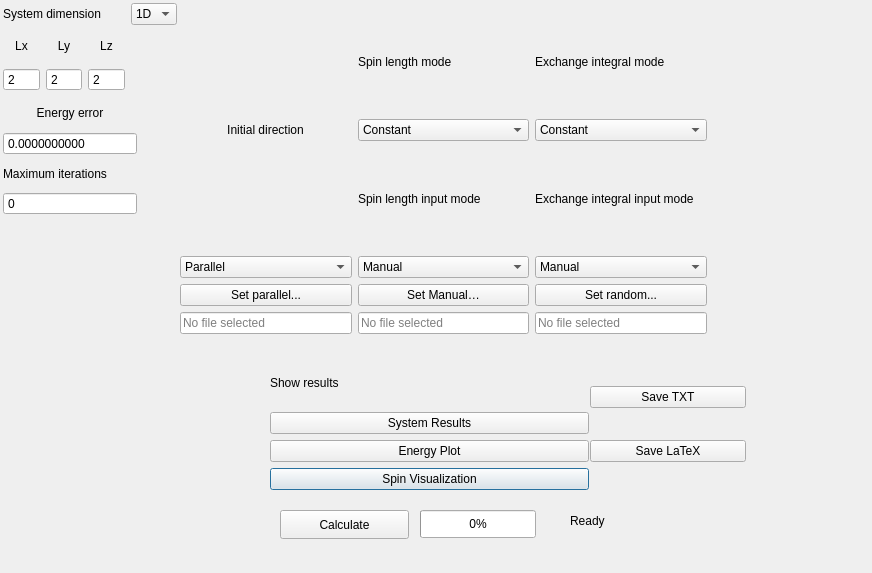
The window that FaustSpin/UrFaustGUI_TEST_1/parameters_dialog.ui (MadComputationalPhys2003/Progect_Gonchar) describes before a commit, drawn with Qt 5.
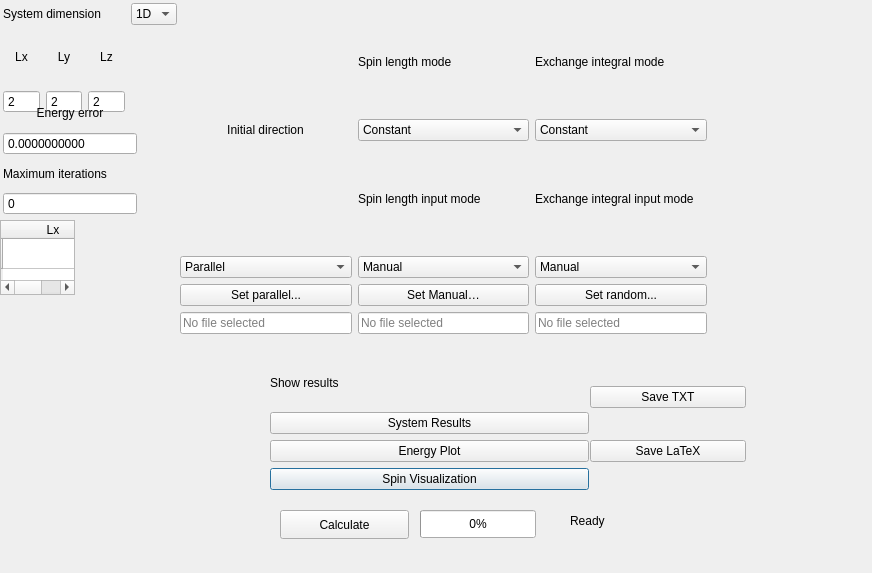
The same window after the commit.

Diff of the .ui file:
```diff
--- a/FaustSpin/UrFaustGUI_TEST_1/parameters_dialog.ui
+++ b/FaustSpin/UrFaustGUI_TEST_1/parameters_dialog.ui
@@ -118,13 +118,13 @@
     <string>Ready</string>
    </property>
   </widget>
-  <widget class="QWidget" name="">
+  <widget class="QWidget" name="layoutWidget">
    <property name="geometry">
     <rect>
      <x>3</x>
      <y>3</y>
      <width>174</width>
-     <height>88</height>
+     <height>110</height>
     </rect>
    </property>
    <layout class="QGridLayout" name="gridLayout_5">
@@ -207,7 +207,7 @@
     </item>
    </layout>
   </widget>
-  <widget class="QWidget" name="">
+  <widget class="QWidget" name="layoutWidget">
    <property name="geometry">
     <rect>
      <x>3</x>
@@ -256,7 +256,7 @@
     </item>
    </layout>
   </widget>
-  <widget class="QWidget" name="">
+  <widget class="QWidget" name="layoutWidget">
    <property name="geometry">
     <rect>
      <x>180</x>
@@ -468,6 +468,44 @@
     </item>
    </layout>
   </widget>
+  <widget class="QTableWidget" name="latticeSizeTableWidget">
+   <property name="geometry">
+    <rect>
+     <x>0</x>
+     <y>220</y>
+     <width>75</width>
+     <height>75</height>
+    </rect>
+   </property>
+   <property name="lineWidth">
+    <number>0</number>
+   </property>
+   <row>
+    <property name="text">
+     <string/>
+    </property>
+   </row>
+   <column>
+    <property name="text">
+     <string>Lx</string>
+    </property>
+   </column>
+   <column>
+    <property name="text">
+     <string>Ly</string>
+    </property>
+    <property name="font">
+     <font>
+      <fontweight>Light</fontweight>
+     </font>
+    </property>
+   </column>
+   <column>
+    <property name="text">
+     <string>Lz</string>
+    </property>
+   </column>
+  </widget>
  </widget>
  <resources/>
  <connections/>
```
Left out of the diff: 40 changed lines with no effect on the pictures.
